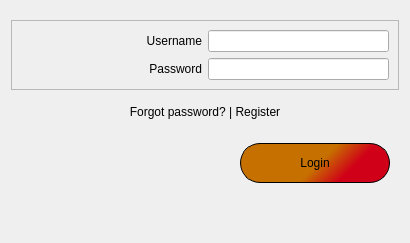
First picture: the form in MyCovidRecord/login.ui, repository gagabon501/cs106-2, before the edit.
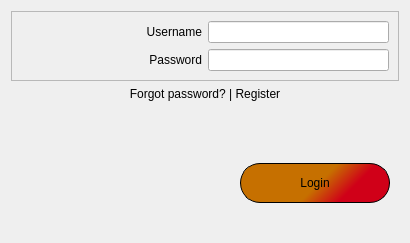
Second picture: the form after the edit.

What changed in the file:
```diff
--- a/MyCovidRecord/login.ui
+++ b/MyCovidRecord/login.ui
@@ -111,6 +111,19 @@
      </property>
     </widget>
    </item>
+   <item>
+    <spacer name="verticalSpacer">
+     <property name="orientation">
+      <enum>Qt::Vertical</enum>
+     </property>
+     <property name="sizeHint" stdset="0">
+      <size>
+       <width>20</width>
+       <height>40</height>
+      </size>
+     </property>
+    </spacer>
+   </item>
    <item>
     <widget class="QFrame" name="frame">
      <property name="sizePolicy">
```
